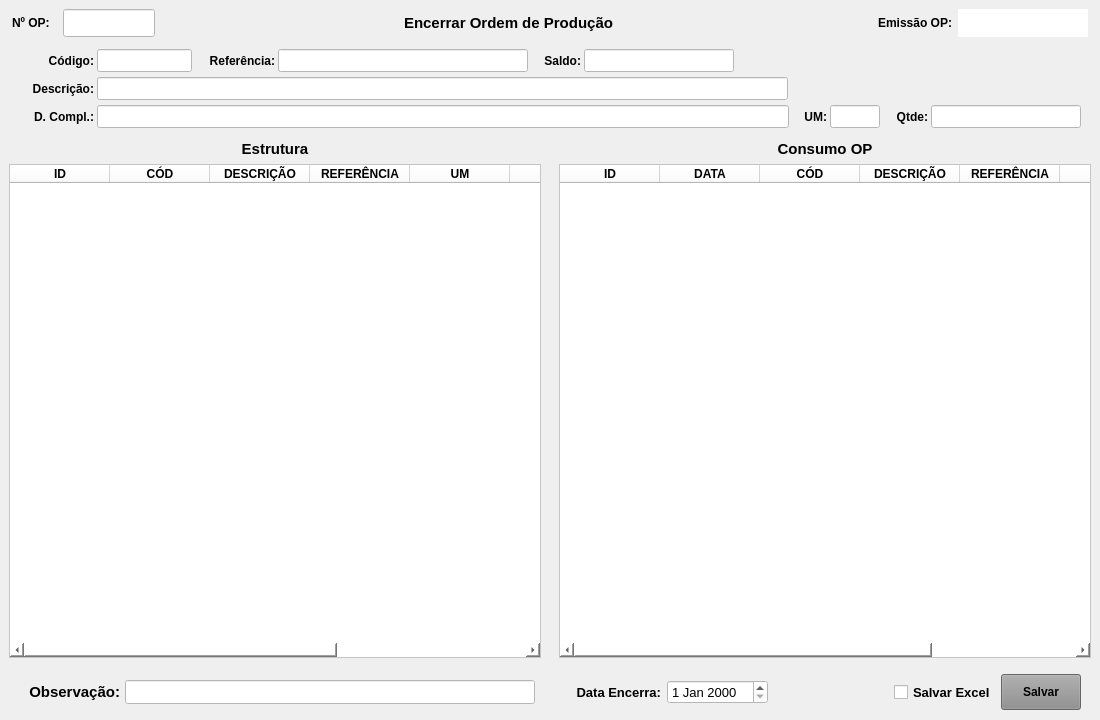
Before: the Qt Designer form forms/tela_op_encerrar.ui in Azevedo84/erp_suzuki, drawn with Qt 5.
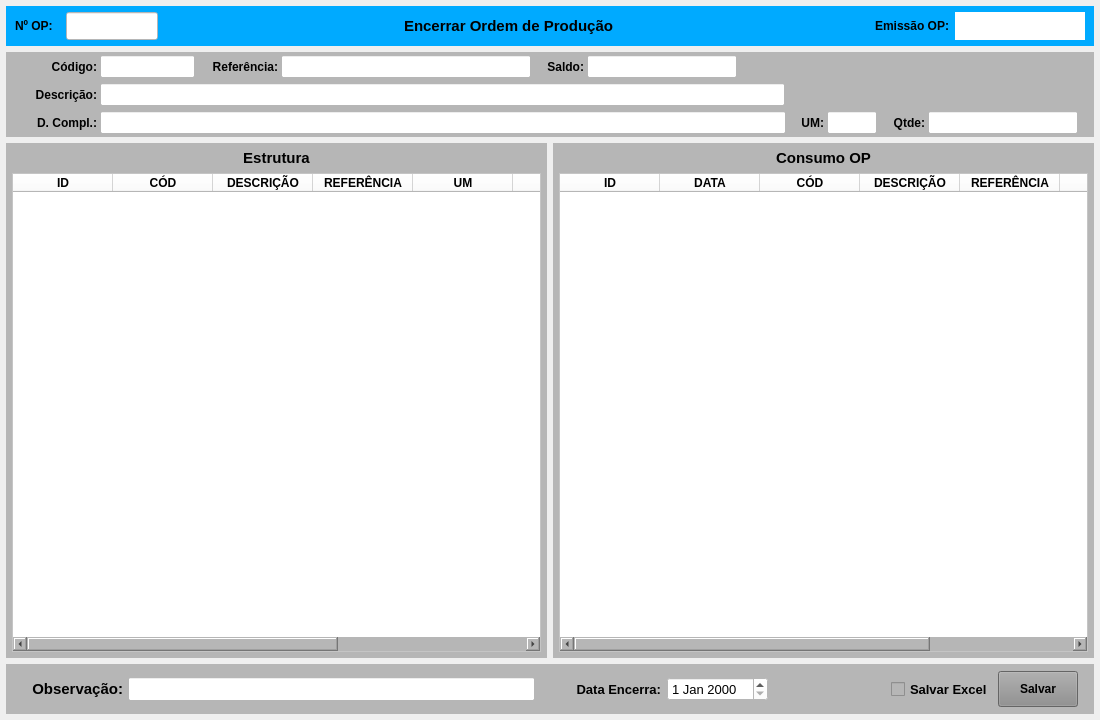
After: the same form once the commit is applied.

What changed in the file:
```diff
--- a/forms/tela_op_encerrar.ui
+++ b/forms/tela_op_encerrar.ui
@@ -16,19 +16,19 @@
   <widget class="QWidget" name="centralwidget">
    <layout class="QVBoxLayout" name="verticalLayout">
     <property name="spacing">
-     <number>3</number>
+     <number>6</number>
     </property>
     <property name="leftMargin">
-     <number>3</number>
+     <number>6</number>
     </property>
     <property name="topMargin">
-     <number>3</number>
+     <number>6</number>
     </property>
     <property name="rightMargin">
-     <number>3</number>
+     <number>6</number>
     </property>
     <property name="bottomMargin">
-     <number>3</number>
+     <number>6</number>
     </property>
     <item>
      <widget class="QWidget" name="widget_cabecalho" native="true">
@@ -51,7 +51,7 @@
        </size>
       </property>
       <property name="styleSheet">
-       <string notr="true"/>
+       <string notr="true">background-color: rgb(0, 170, 255);</string>
       </property>
       <layout class="QHBoxLayout" name="horizontalLayout">
        <property name="topMargin">
@@ -266,7 +266,7 @@
        </size>
       </property>
       <property name="styleSheet">
-       <string notr="true"/>
+       <string notr="true">background-color: rgb(182, 182, 182);</string>
       </property>
       <layout class="QVBoxLayout" name="verticalLayout_2">
        <property name="spacing">
@@ -857,6 +857,9 @@
        </property>
        <item>
         <widget class="QWidget" name="widget_Cor2" native="true">
+         <property name="styleSheet">
+          <string notr="true">background-color: rgb(182, 182, 182);</string>
+         </property>
          <layout class="QVBoxLayout" name="verticalLayout_4">
           <property name="leftMargin">
            <number>6</number>
@@ -1008,6 +1011,9 @@
        </item>
        <item>
         <widget class="QWidget" name="widget_Cor3" native="true">
+         <property name="styleSheet">
+          <string notr="true">background-color: rgb(182, 182, 182);</string>
+         </property>
          <layout class="QVBoxLayout" name="verticalLayout_3">
           <property name="leftMargin">
            <number>6</number>
@@ -1149,7 +1155,7 @@
        </size>
       </property>
       <property name="styleSheet">
-       <string notr="true"/>
+       <string notr="true">background-color: rgb(182, 182, 182);</string>
       </property>
       <layout class="QHBoxLayout" name="horizontalLayout_21">
        <property name="spacing">
```
